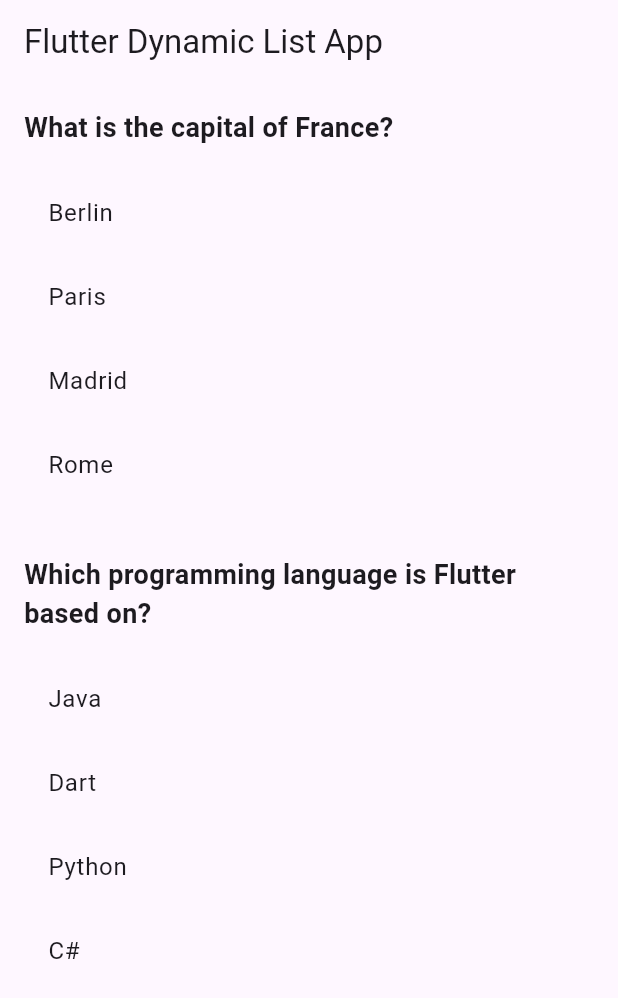
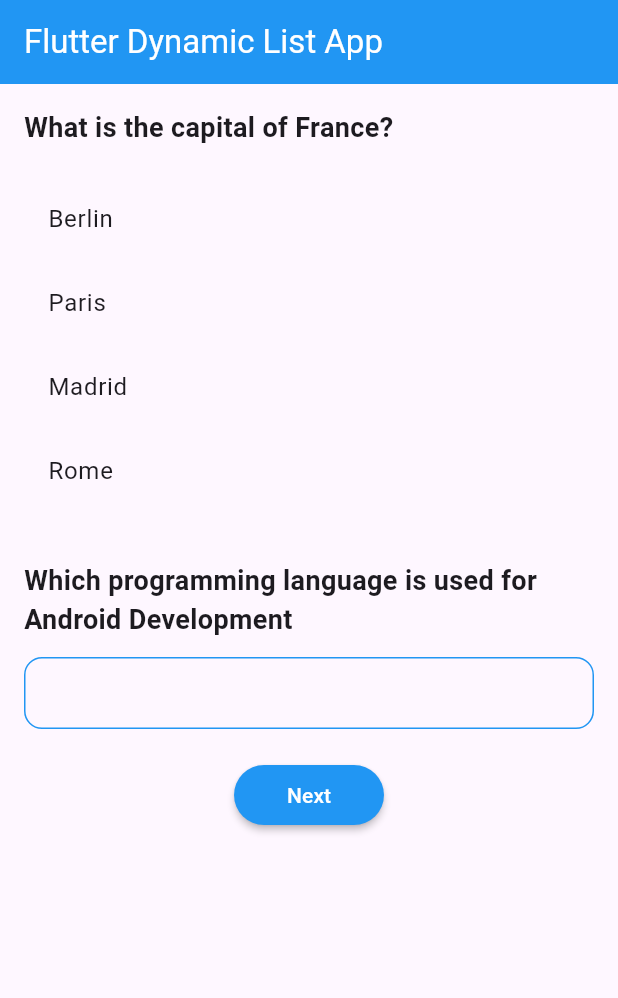
Before and after one commit to EusufUddin8926/Dynamic_View_Load, a Flutter app: the screen it shows after launch, after a tap on "Berlin", on a phone screen of 412 x 824 dp. Shown: the top 998 px of the screen. Run offline on Flutter 3.47's test engine with Material 3 defaults, Android fonts, the phone set to English and light mode, and no system bars.

Commit message:
text input type add

```diff
--- a/lib/main.dart
+++ b/lib/main.dart
@@ -1,4 +1,5 @@
 import 'package:flutter/material.dart';
+import 'package:flutter/services.dart';
 
 import 'model/Question.dart';
 
@@ -48,23 +49,26 @@ class _QuizScreenState extends State<QuizScreen> {
   Widget build(BuildContext context) {
     return Scaffold(
       appBar: AppBar(
-        title: Text('Flutter Dynamic List App'),
+        title: Text(
+          'Flutter Dynamic List App',
+          style: TextStyle(color: Colors.white),
+        ),
+        backgroundColor: Colors.blue,
       ),
       body: ListView.builder(
         controller: _scrollController,
         itemCount: _currentQuestionIndex + 1, // Show only answered questions
         itemBuilder: (context, index) {
           if (index >= _questions.length) {
-            print("Button");
             return SubmitCard();
           } else {
+            if (_questions[index].questionType == "MultipleChoice") {
               return QuestionCard(
                 question: _questions[index],
                 onOptionSelected: (selectedOption) {
                   setState(() {
                     _selectedOptions[index] = selectedOption;
                   });
-                print("Question");
                   // Move to the next question after the current one is answered
                   if (selectedOption != null) {
                     // Check if there are more questions to display
@@ -74,7 +78,7 @@ class _QuizScreenState extends State<QuizScreen> {
                         //   print("_currentQuestionIndex: $_currentQuestionIndex");
                       });
 
-                    WidgetsBinding.instance?.addPostFrameCallback((_) {
+                      WidgetsBinding.instance.addPostFrameCallback((_) {
                         _scrollToNextPosition();
                       });
                     } else {}
@@ -82,6 +86,16 @@ class _QuizScreenState extends State<QuizScreen> {
                 },
                 scrollController: _scrollController,
               );
+            } else if (_questions[index].questionType == "textInput") {
+              return TextInputCard(
+                question: _questions[index],
+                onNextPressed: (){
+                  _moveToNextQuestion();
+                },
+              );
+            } else if (_questions[index].questionType == "checkBox") {
+              print("CheckBox");
+            } else if (_questions[index].questionType == "numberInput") {}
           }
         },
       ),
@@ -91,8 +105,81 @@ class _QuizScreenState extends State<QuizScreen> {
   void _scrollToNextPosition() {
     _scrollController.animateTo(
       _scrollController.position.maxScrollExtent,
-      duration: Duration(milliseconds: 500),
+      duration: const Duration(milliseconds: 500),
       curve: Curves.easeInOut,
+    );
+  }
+
+  void _moveToNextQuestion() {
+    setState(() {
+      if (_currentQuestionIndex < _questions.length) {
+        _currentQuestionIndex++;
+      }
+    });
+  }
+}
+
+class TextInputCard extends StatefulWidget {
+  final Question question;
+  final VoidCallback onNextPressed; // Add this line
+  TextInputCard({
+    required this.question,
+    required this.onNextPressed, // Add this line
+
+  });
+
+  @override
+  State<TextInputCard> createState() => _TextInputCardState();
+}
+
+class _TextInputCardState extends State<TextInputCard> {
+  @override
+  Widget build(BuildContext context) {
+    return Container(
+      padding: EdgeInsets.all(16.0),
+      child: Column(
+        mainAxisAlignment: MainAxisAlignment.center,
+        crossAxisAlignment: CrossAxisAlignment.start,
+        children: [
+          Text(
+            widget.question.questionText,
+            style: TextStyle(fontSize: 18.0, fontWeight: FontWeight.bold),
+          ),
+          SizedBox(
+            height: 12,
+          ),
+          TextField(
+            textAlign: TextAlign.left,
+            keyboardType: TextInputType.text,
+            decoration: InputDecoration(
+              enabledBorder: OutlineInputBorder(
+                borderRadius: BorderRadius.circular(12),
+                borderSide: BorderSide(color: Colors.blue),
+              ),
+              focusedBorder: OutlineInputBorder(
+                borderRadius: BorderRadius.circular(12),
+                borderSide: BorderSide(color: Colors.blue),
+              ),
+              isDense: true,
+            ),
+          ),
+          SizedBox(
+            height: 20,
+          ),
+          Align(
+            alignment: Alignment.center,
+            child: MaterialButton(
+              onPressed: widget.onNextPressed,
+              height: 40,
+              minWidth: 100,
+              shape: RoundedRectangleBorder(
+                  borderRadius: BorderRadius.circular(20)),
+              child: Text("Next", style: TextStyle(color: Colors.white)),
+              color: Colors.blue,
+            ),
+          )
+        ],
+      ),
     );
   }
 }
@@ -101,7 +188,6 @@ class QuestionCard extends StatefulWidget {
   final Question question;
   final ValueChanged<int?> onOptionSelected;
   final ScrollController scrollController; // Add this line'
-
 
   QuestionCard({
     required this.question,
@@ -127,7 +213,7 @@ class _QuestionCardState extends State<QuestionCard> {
             widget.question.questionText,
             style: TextStyle(fontSize: 18.0, fontWeight: FontWeight.bold),
           ),
-          SizedBox(height: 16.0),
+          SizedBox(height: 20.0),
           ListView.builder(
             controller: widget.onOptionSelected != null
                 ? null
--- a/lib/model/Question.dart
+++ b/lib/model/Question.dart
@@ -1,38 +1,35 @@
 class Question {
   final String questionText;
   final List<String> options;
-  final int correctOptionIndex;
+  final String questionType;
 
   Question({
     required this.questionText,
     required this.options,
-    required this.correctOptionIndex,
+    required this.questionType,
   });
 
   static List<Question> getQuestionList(){
     List<Question> _questions = [
       Question(
-        questionText: 'What is the capital of France?',
-        options: ['Berlin', 'Paris', 'Madrid', 'Rome'],
-        correctOptionIndex: 1,
-      ),
+          questionText: 'What is the capital of France?',
+          options: ['Berlin', 'Paris', 'Madrid', 'Rome'],
+          questionType: "MultipleChoice"),
       Question(
-        questionText: 'Which programming language is Flutter based on?',
-        options: ['Java', 'Dart', 'Python', 'C#'],
-        correctOptionIndex: 1,
-      ),
+          questionText:
+          'Which programming language is used for Android Development',
+          options: [],
+          questionType: "textInput"),
 
       Question(
-        questionText: 'Which programming language is Flutter based on1?',
-        options: ['Java', 'Dart', 'Python', 'C#'],
-        correctOptionIndex: 1,
-      ),
+          questionText: 'Which programming language is your favourite?',
+          options: ['Java', 'Dart', 'Python', 'C#'],
+          questionType: "checkBox"),
 
       Question(
-        questionText: 'Which programming language is Flutter based on2?',
-        options: ['Java', 'Dart', 'Python', 'C#'],
-        correctOptionIndex: 1,
-      ),
+          questionText: 'Give the rating for your favourite language?',
+          options: [],
+          questionType: "numberInput"),
       // Add more questions as needed
     ];
     return _questions;
```
Lines whose indentation alone changed are shown as unchanged.
